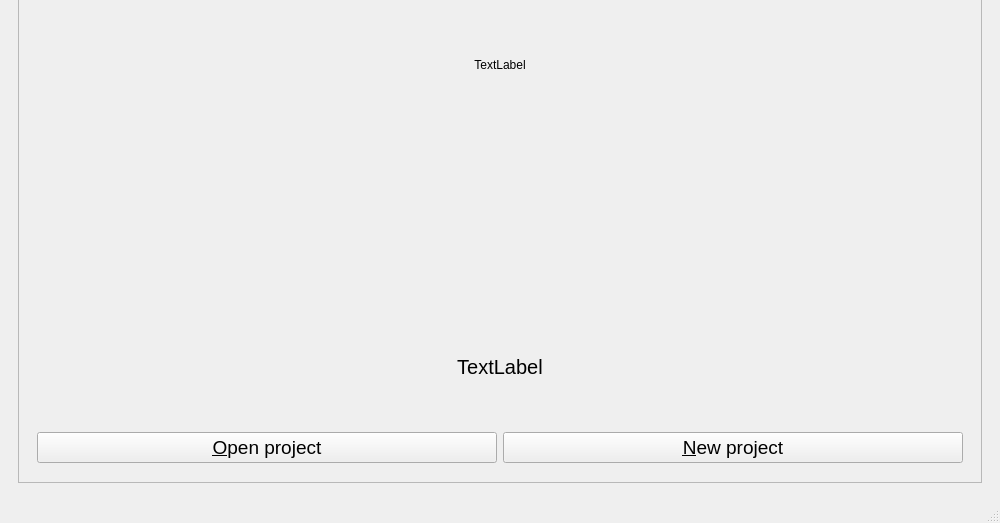
Qt form python_interface/uis/diyabc.ui (cbgp/diyabc) before a commit; both pictures show x 0 to 1000 and y 227 to 750 of the 1000 by 750 pixel window.
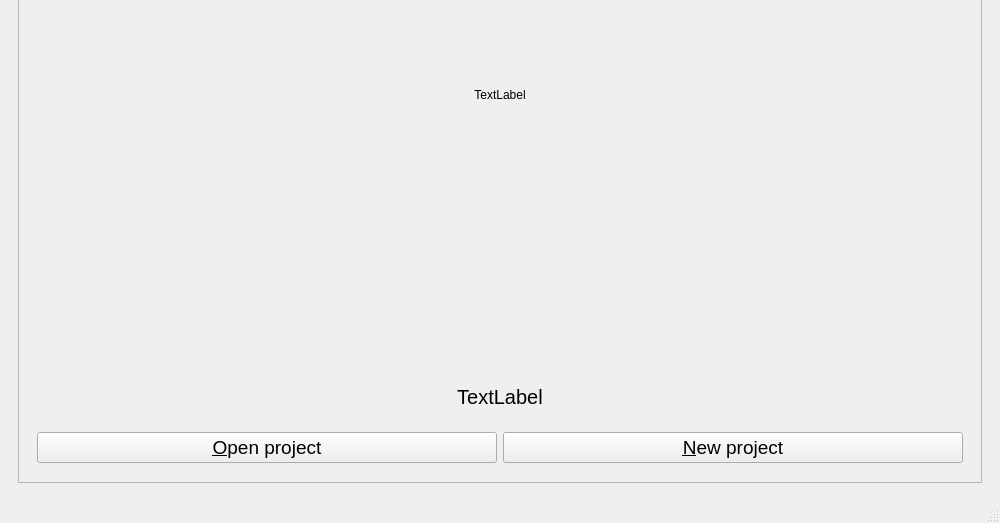
The same form after that commit.

Commit message: style des boutons new open...

The edit to the form file:
```diff
--- a/python_interface/uis/diyabc.ui
+++ b/python_interface/uis/diyabc.ui
@@ -87,13 +87,13 @@
              <property name="minimumSize">
               <size>
                <width>0</width>
-               <height>100</height>
+               <height>40</height>
               </size>
              </property>
              <property name="maximumSize">
               <size>
                <width>16777215</width>
-               <height>100</height>
+               <height>40</height>
               </size>
              </property>
              <property name="font">
```
The commit also changes 1 other file.
